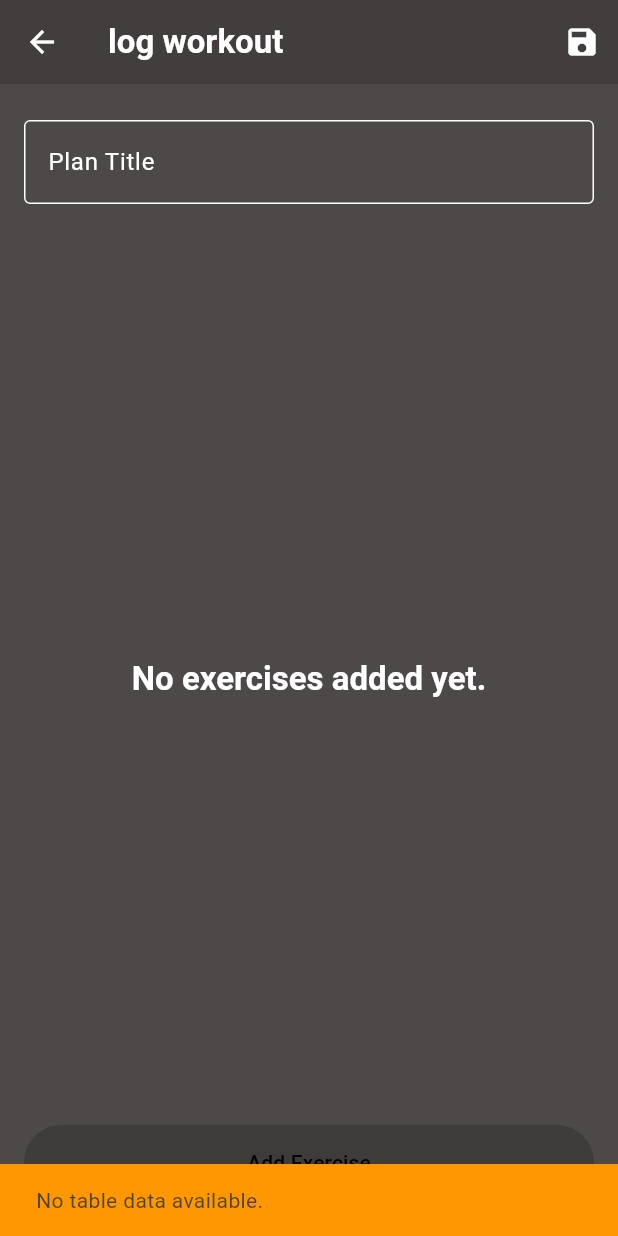
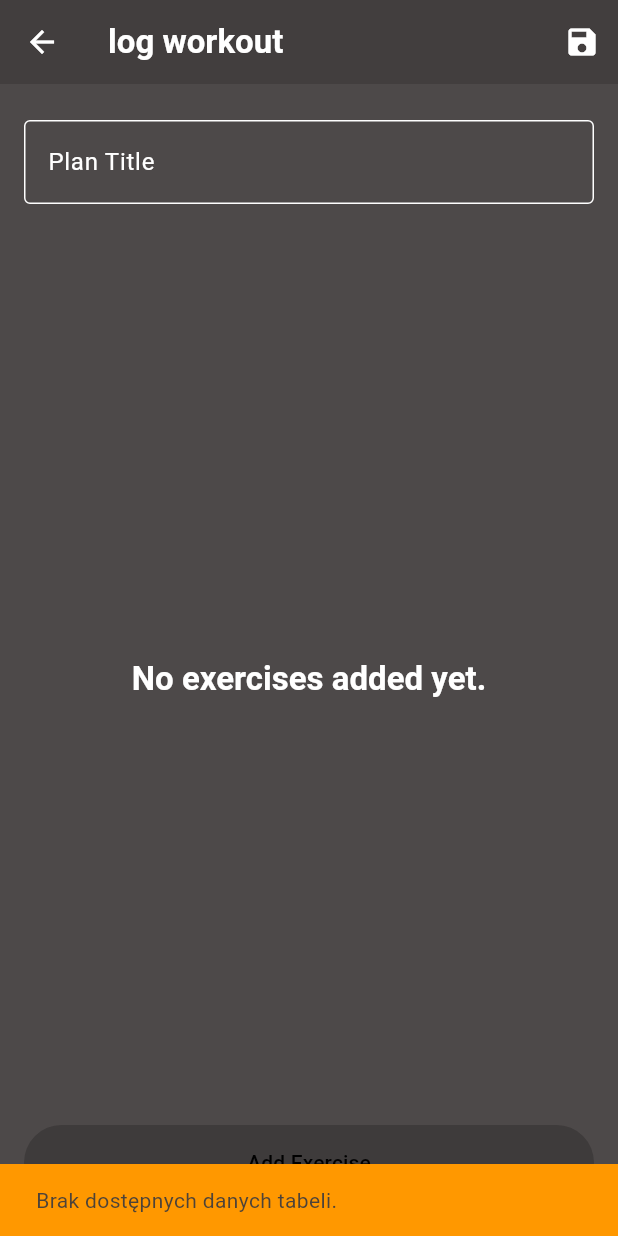
Before and after one commit to DawidMartyniuk/Exercise-Plan-Front, a Flutter app: the PlanCreation screen opened directly, after a tap on the "save" icon, on a phone screen of 412 x 824 dp. Run offline on Flutter 3.47's test engine with Material 3 defaults, Android fonts, the phone set to English and light mode, and no system bars; our stand-ins replace flutter_riverpod, google_fonts, jwt_decoder, shared_preferences; accounts and stored records are empty; network calls fail.

Commit message:
działa zapis oraz odczyt planu

```diff
--- a/lib/screens/plan_creation.dart
+++ b/lib/screens/plan_creation.dart
@@ -30,15 +30,10 @@ class _StatePlanCreation extends ConsumerState<PlanCreation> {
     if (_getTableData != null) {
       final tableData = _getTableData!();
 
-      // Rozwiń dane i zgrupuj wg exercise_name i notes
-      final allRows =
-          tableData.entries
+      // Rozwiń i zgrupuj dane
+      final allRows = tableData.entries
           .expand((entry) => entry.value)
-              .where(
-                (row) =>
-                    row["exercise_name"] != null &&
-                    row["exercise_name"]!.trim().isNotEmpty,
-              )
+          .where((row) => row["exercise_name"] != null && row["exercise_name"]!.trim().isNotEmpty)
           .toList();
 
       final grouped = groupBy<Map<String, String>, String>(
@@ -46,67 +41,78 @@ class _StatePlanCreation extends ConsumerState<PlanCreation> {
         (row) => "${row["exercise_name"]}|||${row["notes"]}",
       );
 
-      final groupedList =
-          grouped.entries.map((entry) {
+      final groupedList = grouped.entries.map((entry) {
         final keyParts = entry.key.split("|||");
         return {
           "exercise_name": keyParts[0],
           "notes": keyParts[1],
-              "data":
-                  entry.value
-                      .map(
-                        (row) => {
+          "data": entry.value.map((row) {
+            return {
               "colStep": int.tryParse(row["colStep"] ?? "0") ?? 0,
               "colKg": int.tryParse(row["colKg"] ?? "0") ?? 0,
               "colRep": int.tryParse(row["colRep"] ?? "0") ?? 0,
-                        },
-                      )
-                      .toList(),
+            };
+          }).toList(),
         };
       }).toList();
 
-      final payload = [
+      // Poprawna konstrukcja payloadu
+      final payload = {
+        "exercises": [
           {
-          "exercise_table":
-              exerciseTableTitle.isNotEmpty
-                  ? exerciseTableTitle
-                  : "Default Title",
+            "exercise_table": exerciseTableTitle.isNotEmpty ? exerciseTableTitle : "Default Title",
             "rows": groupedList,
           },
-      ];
+        ],
+      };
 
-      print("Dane wysyłane do backendu: $payload"); // Debugowanie
+      print("Payload wysyłany do backendu: $payload");
 
       final exercisePlanNotifier = ref.read(exercisePlanProvider.notifier);
-      await exercisePlanNotifier.initializeExercisePlan({"exercises": payload});
+   //  print("Initializing exercise plan with payload: $payload");
+      await exercisePlanNotifier.initializeExercisePlan(payload);
+     // print("State after initialization: ${ref.read(exercisePlanProvider)}");
 
       try {
-        await exercisePlanNotifier.saveExercisePlan();
+        final statusCode = await exercisePlanNotifier.saveExercisePlan();
+        if (statusCode == 200 || statusCode == 201) {
           if (mounted) {
             ScaffoldMessenger.of(context).showSnackBar(
               SnackBar(
-              content: Text("Plan saved successfully!"),
+                content: Text("Plan zapisany pomyślnie!"),
                 backgroundColor: Colors.green,
               ),
             );
+             await ref.read(exercisePlanProvider.notifier).fetchExercisePlans();
+
             Navigator.push(
               context,
-            MaterialPageRoute(builder: (context) => TabsScreen( selectedPageIndex: 2)),
-          );
-        }
-      } catch (e) {
-        print("Failed to save exercise plan: $e");
-        ScaffoldMessenger.of(context).showSnackBar(
-          SnackBar(
-            content: Text("Failed to save exercise plan. Please try again."),
+              MaterialPageRoute(
+                builder: (context) => TabsScreen(selectedPageIndex: 2),
               ),
             );
           }
         } else {
-     print("No table data available.");
+          print("Nie udało się zapisać planu ćwiczeń: Status $statusCode");
           ScaffoldMessenger.of(context).showSnackBar(
             SnackBar(
-        content: Text("No table data available."),
+              content: Text("Nie udało się zapisać planu ćwiczeń. Spróbuj ponownie."),
+            ),
+          );
+        }
+      } catch (e) {
+        print("Nie udało się zapisać planu ćwiczeń: $e");
+        ScaffoldMessenger.of(context).showSnackBar(
+          SnackBar(
+            content: Text("Nie udało się zapisać planu ćwiczeń. Spróbuj ponownie."),
+          ),
+        );
+      }
+    } else {
+      print("Brak dostępnych danych tabeli.");
+      ScaffoldMessenger.of(context).showSnackBar(
+        SnackBar(
+          content: Text("Brak dostępnych danych tabeli."),
           backgroundColor: Colors.orange,
         ),
       );
@@ -142,8 +148,7 @@ class _StatePlanCreation extends ConsumerState<PlanCreation> {
             ),
             const SizedBox(height: 20),
             Expanded(
-              child:
-                  selectedExercise.isEmpty
+              child: selectedExercise.isEmpty
                   ? Center(
                       child: Text(
                         "No exercises added yet.",
@@ -168,7 +173,6 @@ class _StatePlanCreation extends ConsumerState<PlanCreation> {
                           });
                         };
                       },
-
                       exercises: selectedExercise,
                       onDelete: (exercise) {
                         setState(() {
--- a/lib/serwis/exerciseService.dart
+++ b/lib/serwis/exerciseService.dart
@@ -16,8 +16,8 @@ class ExerciseService {
     },
     );
 
- print('Response status: ${response.statusCode}'); // Debugowanie
-  print('Response body: ${response.body}'); // Debugowanie
+//  print('Response status: ${response.statusCode}'); // Debugowanie
+//   print('Response body: ${response.body}'); // Debugowanie
 
   if (response.statusCode == 200) {
     final List<dynamic> responseBody = json.decode(response.body);
--- a/lib/widget/exercises_list.dart
+++ b/lib/widget/exercises_list.dart
@@ -31,7 +31,7 @@ class __ExerciseListState extends State<ExerciseList> {
         return Card(
           child: ListTile(
             onTap: () {
-              print('Selected exercise: ${exercise.name}');
+              //print('Selected exercise: ${exercise.name}');
               Navigator.of(context).pop(exercise);
             },
             leading: Image.network(exercise.gifUrl, width: 50, height: 50),
```
Also changed, not shown: lib/model/exercise_plan.dart (+47 -69 lines), lib/provider/ExercisePlanNotifier.dart (+42 -39 lines), lib/screens/plan.dart (+40 -29 lines), lib/serwis/exercisePlan.dart (+34 -6 lines), lib/widget/dynamicTable.dart (deleted, +0 -17 lines). Lines whose indentation alone changed are shown as unchanged.
